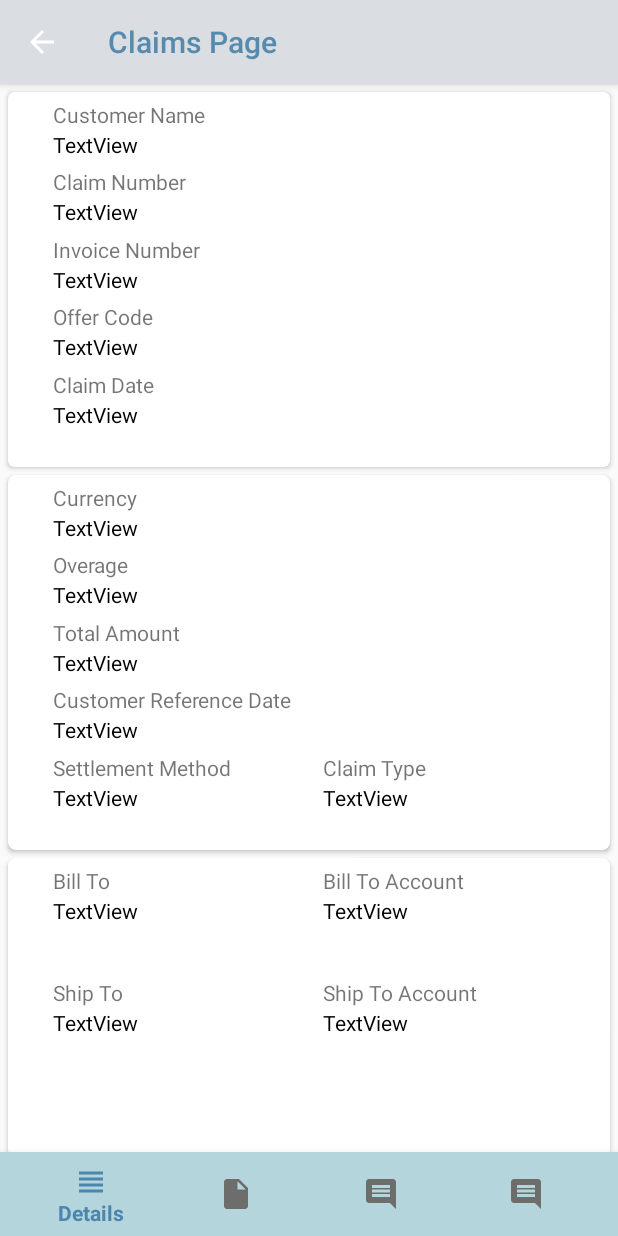
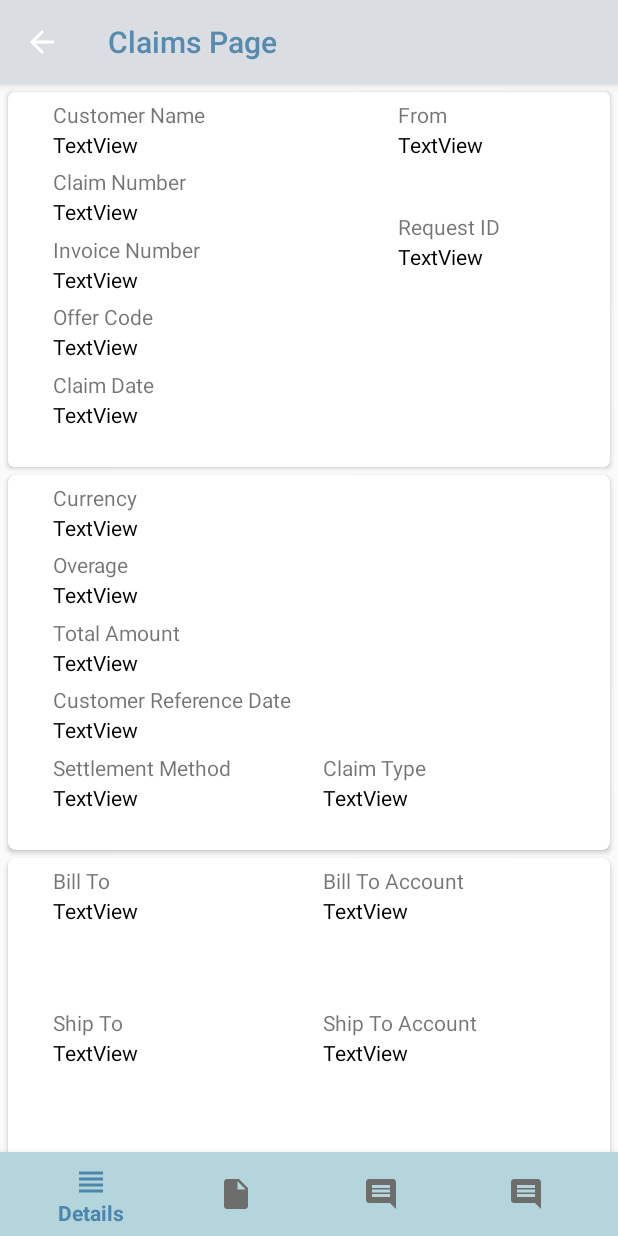
Before and after one commit to anthonymcsweeney1/Claim_app, an Android app: the ClaimPage screen opened directly, with no data from a screen before it, on a phone screen of 412 x 824 dp. Run offline under Robolectric (Android 15) with nearby library versions, the phone set to English and light mode, and no system bars; network calls fail; Roboto replaces fonts that are not available here.

Commit message:
Updated ClaimPage

```diff
--- a/app/src/main/java/ie/ucc/bis/is4447/claim_app/helper/ClaimAdapter.java
+++ b/app/src/main/java/ie/ucc/bis/is4447/claim_app/helper/ClaimAdapter.java
@@ -79,6 +79,7 @@ public class ClaimAdapter extends RecyclerView.Adapter<ClaimAdapter.ClaimViewHol
                 intent.putExtra("BillToAcc", String.valueOf(claim.getBillToAcc()));
                 intent.putExtra("ShipTo", String.valueOf(claim.getShipTo()));
                 intent.putExtra("ShipToAcc", String.valueOf(claim.getShipToAcc()));
+                intent.putExtra("Processor", String.valueOf(claim.getProcessor()));
                 Toast.makeText(mCtx, String.valueOf(claim.getClaimID()), Toast.LENGTH_SHORT).show();
                 mCtx.startActivity(intent);
             }
--- a/app/src/main/java/ie/ucc/bis/is4447/claim_app/view/ClaimPage.java
+++ b/app/src/main/java/ie/ucc/bis/is4447/claim_app/view/ClaimPage.java
@@ -10,7 +10,7 @@ import ie.ucc.bis.is4447.claim_app.R;
 
 public class ClaimPage extends AppCompatActivity {
 
-    TextView tvClaimID, tvClaimNum, tvInvoiceNum, tvAmount, tvCus_Name, tvOffer, tvClaimDate, tvCurrency, tvSettlement, tvCusDate, tvOverage, tvType, tvBillTo, tvBillToAcc, tvShipTo, tvShipToAcc;
+    TextView tvClaimID, tvClaimNum, tvInvoiceNum, tvAmount, tvCus_Name, tvOffer, tvClaimDate, tvCurrency, tvSettlement, tvCusDate, tvOverage, tvType, tvBillTo, tvBillToAcc, tvShipTo, tvShipToAcc, tvFrom;
     String  ClaimID, InvoiceNum, Status, customer_reason, claim_type, offercode, settlement, amount, invoice_date, creation_date, CusID, Cus_Name, BillTo, BillToAcc, ShipTo, Approver, ApproverEmail, OperatingUnit, Currency, ClaimNum, ShipToAcc, Creator, Overage,  notes, Processor, approval_level, lastupdated_by, lastupdate ;
 
 
@@ -37,6 +37,7 @@ public class ClaimPage extends AppCompatActivity {
         tvBillToAcc = findViewById(R.id.tvBillToAcc);
         tvShipTo = findViewById(R.id.tvShipTo);
         tvShipToAcc = findViewById(R.id.tvShipToAcc);
+        tvFrom = findViewById(R.id.tvFrom);
 
 
         GetAndSetIntentData();
@@ -51,7 +52,7 @@ public class ClaimPage extends AppCompatActivity {
                 &&  getIntent().hasExtra("offercode")  &&  getIntent().hasExtra("Cus_Name")
                 &&  getIntent().hasExtra("creation_date")&&  getIntent().hasExtra("Currency") &&  getIntent().hasExtra("amount") &&  getIntent().hasExtra("settlement")
                 &&  getIntent().hasExtra("invoice_date") &&  getIntent().hasExtra("Overage") &&  getIntent().hasExtra("claim_type") &&  getIntent().hasExtra("BillTo")
-                &&  getIntent().hasExtra("BillToAcc") &&  getIntent().hasExtra("ShipTo") &&  getIntent().hasExtra("ShipToAcc")){
+                &&  getIntent().hasExtra("BillToAcc") &&  getIntent().hasExtra("ShipTo") &&  getIntent().hasExtra("ShipToAcc") &&  getIntent().hasExtra("Processor")){
 
             //getting data
             ClaimID = getIntent().getStringExtra("ClaimID");
@@ -71,6 +72,7 @@ public class ClaimPage extends AppCompatActivity {
             BillToAcc = getIntent().getStringExtra("BillToAcc");
             ShipTo = getIntent().getStringExtra("ShipTo");
             ShipToAcc = getIntent().getStringExtra("ShipToAcc");
+            Processor = getIntent().getStringExtra("Processor");
 
 
             //setting data
@@ -89,6 +91,7 @@ public class ClaimPage extends AppCompatActivity {
             tvBillToAcc.setText(BillToAcc);
             tvShipTo.setText(ShipTo);
             tvShipToAcc.setText(ShipToAcc);
+            tvFrom.setText(Processor);
 
         }else{
             Toast.makeText(this, "No data.", Toast.LENGTH_SHORT).show();
--- a/app/src/main/res/layout/activity_claim_page.xml
+++ b/app/src/main/res/layout/activity_claim_page.xml
@@ -44,6 +44,41 @@ xmlns:app="http://schemas.android.com/apk/res-auto">
                 android:text="TextView"
                 android:textColor="@color/black"
                />
+            <TextView
+                android:id="@+id/lb_RequestID"
+                android:layout_marginStart="260dp"
+                android:layout_marginTop="80dp"
+                android:layout_width="wrap_content"
+                android:layout_height="wrap_content"
+                android:text="Request ID" />
+
+            <TextView
+                android:id="@+id/tvRequestID"
+                android:layout_width="wrap_content"
+                android:layout_height="wrap_content"
+                android:layout_marginStart="260dp"
+                android:layout_marginTop="100dp"
+                android:text="TextView"
+                android:textColor="@color/black"
+                />
+            <TextView
+                android:id="@+id/lb_From"
+                android:layout_marginStart="260dp"
+                android:layout_marginTop="5dp"
+                android:layout_width="wrap_content"
+                android:layout_height="wrap_content"
+                android:text="From" />
+
+            <TextView
+                android:id="@+id/tvFrom"
+                android:layout_width="wrap_content"
+                android:layout_height="wrap_content"
+                android:layout_marginStart="260dp"
+                android:layout_marginTop="25dp"
+                android:inputType="textMultiLine"
+                android:text="TextView"
+                android:textColor="@color/black"
+                />
 
             <TextView
                 android:id="@+id/lb_CusNumber"
@@ -242,7 +277,7 @@ xmlns:app="http://schemas.android.com/apk/res-auto">
 
             android:id="@+id/card_view2"
             android:layout_width="match_parent"
-            android:layout_height="200dp"
+            android:layout_height="260dp"
             android:layout_gravity="center"
             app:cardCornerRadius="5dp"
             android:layout_marginBottom="5dp"
@@ -259,13 +294,13 @@ xmlns:app="http://schemas.android.com/apk/res-auto">
 
             <TextView
                 android:id="@+id/tvBillTo"
-                android:layout_width="wrap_content"
-                android:layout_height="wrap_content"
+                android:layout_width="167dp"
+                android:layout_height="49dp"
                 android:layout_marginStart="30dp"
                 android:layout_marginTop="25dp"
+                android:inputType="textMultiLine"
                 android:text="TextView"
-                android:textColor="@color/black"
-                />
+                android:textColor="@color/black" />
             <TextView
                 android:id="@+id/lb_BillToAcc"
                 android:layout_marginStart="210dp"
@@ -276,48 +311,48 @@ xmlns:app="http://schemas.android.com/apk/res-auto">
 
             <TextView
                 android:id="@+id/tvBillToAcc"
-                android:layout_width="wrap_content"
-                android:layout_height="wrap_content"
+                android:layout_width="176dp"
+                android:layout_height="49dp"
                 android:layout_marginStart="210dp"
                 android:layout_marginTop="25dp"
+                android:inputType="textMultiLine"
                 android:text="TextView"
-                android:textColor="@color/black"
-                />
+                android:textColor="@color/black" />
 
             <TextView
                 android:id="@+id/lb_ShipTo"
                 android:layout_marginStart="30dp"
-                android:layout_marginTop="80dp"
+                android:layout_marginTop="100dp"
                 android:layout_width="wrap_content"
                 android:layout_height="wrap_content"
                 android:text="Ship To" />
 
             <TextView
                 android:id="@+id/tvShipTo"
-                android:layout_width="wrap_content"
-                android:layout_height="wrap_content"
+                android:layout_width="175dp"
+                android:layout_height="50dp"
                 android:layout_marginStart="30dp"
-                android:layout_marginTop="100dp"
+                android:layout_marginTop="120dp"
+                android:inputType="textMultiLine"
                 android:text="TextView"
-                android:textColor="@color/black"
-                />
+                android:textColor="@color/black" />
             <TextView
                 android:id="@+id/lb_lb_ShipToAcc"
                 android:layout_marginStart="210dp"
-                android:layout_marginTop="80dp"
+                android:layout_marginTop="100dp"
                 android:layout_width="wrap_content"
                 android:layout_height="wrap_content"
                 android:text="Ship To Account" />
 
             <TextView
                 android:id="@+id/tvShipToAcc"
-                android:layout_width="wrap_content"
-                android:layout_height="wrap_content"
+                android:layout_width="179dp"
+                android:layout_height="51dp"
                 android:layout_marginStart="210dp"
-                android:layout_marginTop="100dp"
+                android:layout_marginTop="120dp"
+                android:inputType="textMultiLine"
                 android:text="TextView"
-                android:textColor="@color/black"
-                />
+                android:textColor="@color/black" />
 
         </androidx.cardview.widget.CardView>
 
```
